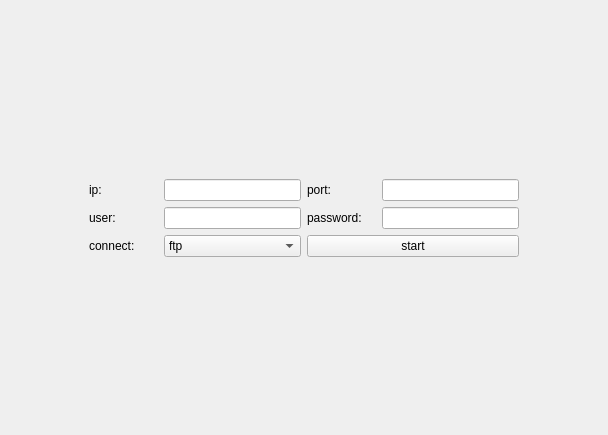
aiwang23/ftp_client, file src/gui/ftpwidget.ui: the form before one commit.
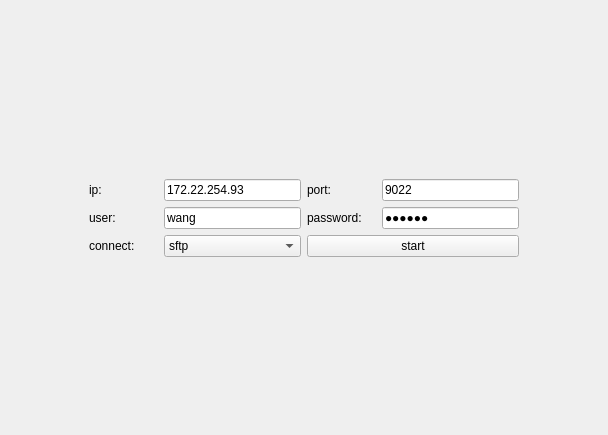
The form after the commit.

```diff
--- a/src/gui/ftpwidget.ui
+++ b/src/gui/ftpwidget.ui
@@ -30,6 +30,11 @@
        </item>
        <item row="3" column="2">
         <widget class="QComboBox" name="comboBox_connect">
+         <item>
+          <property name="text">
+           <string>sftp</string>
+          </property>
+         </item>
          <item>
           <property name="text">
            <string>ftp</string>
@@ -48,7 +53,11 @@
         </widget>
        </item>
        <item row="2" column="2">
-        <widget class="QLineEdit" name="lineEdit_user"/>
+        <widget class="QLineEdit" name="lineEdit_user">
+         <property name="text">
+          <string>wang</string>
+         </property>
+        </widget>
        </item>
        <item row="3" column="3" colspan="2">
         <widget class="QPushButton" name="pushButton_start">
@@ -98,7 +107,11 @@
         </widget>
        </item>
        <item row="1" column="4">
-        <widget class="QLineEdit" name="lineEdit_port"/>
+        <widget class="QLineEdit" name="lineEdit_port">
+         <property name="text">
+          <string>9022</string>
+         </property>
+        </widget>
        </item>
        <item row="3" column="1">
         <widget class="QLabel" name="label_5">
@@ -109,13 +122,20 @@
        </item>
        <item row="2" column="4">
         <widget class="QLineEdit" name="lineEdit_passwd">
+         <property name="text">
+          <string>123456</string>
+         </property>
          <property name="echoMode">
           <enum>QLineEdit::PasswordEchoOnEdit</enum>
          </property>
         </widget>
        </item>
        <item row="1" column="2">
-        <widget class="QLineEdit" name="lineEdit_ip"/>
+        <widget class="QLineEdit" name="lineEdit_ip">
+         <property name="text">
+          <string>172.22.254.93</string>
+         </property>
+        </widget>
        </item>
        <item row="1" column="3">
         <widget class="QLabel" name="label_2">
```
Left out of the diff: 12 changed lines with no effect on the pictures.
